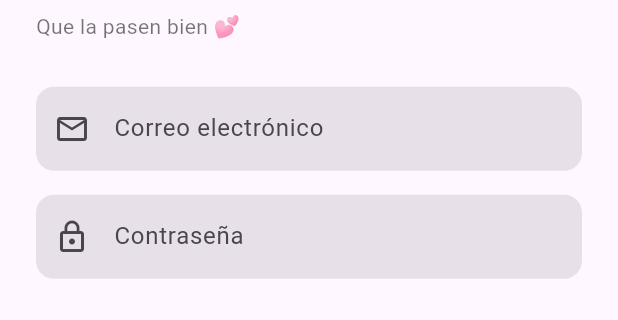
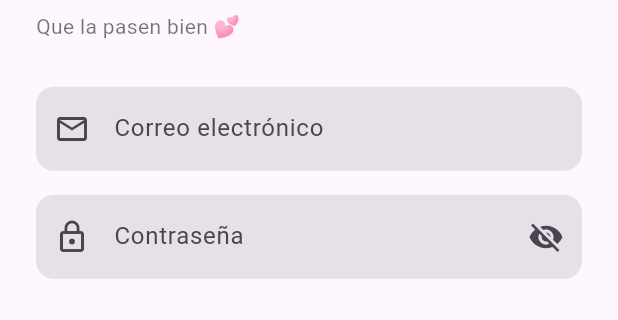
Before and after one commit to Irkitech-dev/protolove-Iritech, a Flutter app: the LoginScreen screen opened by its route, on a phone screen of 412 x 824 dp, the part 337-657 px from its top. Run offline on Flutter 3.47's test engine with Material 3 defaults, Android fonts, the phone set to English and light mode, and no system bars; our stand-ins replace animated_text_kit, flutter_dotenv, local_auth, shared_preferences, supabase_flutter; missing offline and left inert: staggered_grid_view; accounts and stored records are empty; statements that could not run were skipped.

Commit message:
Se añade botón para ofuscar y quitar ofuscación en Login

```diff
--- a/lib/screens/auth/login_screen.dart
+++ b/lib/screens/auth/login_screen.dart
@@ -18,6 +18,7 @@ class LoginScreen extends StatefulWidget {
 class _LoginScreenState extends State<LoginScreen> {
   final _emailController = TextEditingController();
   final _passwordController = TextEditingController();
+  bool _obscurePassword = true;
 
   @override
   void dispose() {
@@ -79,12 +80,24 @@ class _LoginScreenState extends State<LoginScreen> {
               /// PASSWORD
               TextField(
                 controller: _passwordController,
-                obscureText: true,
-                decoration: const InputDecoration(
+                obscureText: _obscurePassword,
+                decoration: InputDecoration(
                   hintText: 'Contraseña',
-                  prefixIcon: Icon(Icons.lock_outline),
+                  prefixIcon: const Icon(Icons.lock_outline),
+                  suffixIcon: IconButton(
+                    icon: Icon(
+                      _obscurePassword
+                          ? Icons.visibility_off
+                          : Icons.visibility,
+                    ),
+                    onPressed: () {
+                      setState(() {
+                        _obscurePassword = !_obscurePassword;
+                      });
+                    },
+                  ),
                   filled: true,
-                  border: OutlineInputBorder(
+                  border: const OutlineInputBorder(
                     borderRadius: BorderRadius.all(Radius.circular(12)),
                     borderSide: BorderSide.none,
                   ),
```
